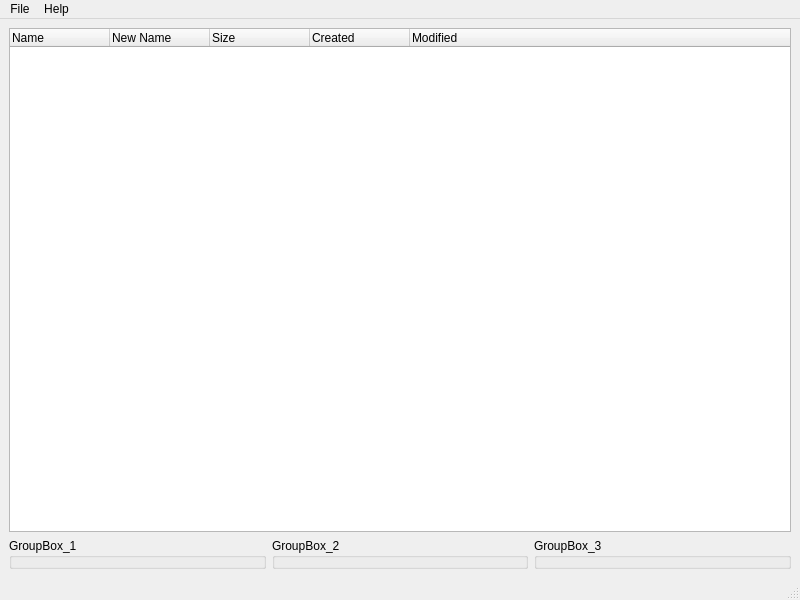
First picture: the form in src/mainwindow.ui, repository darenliang/resauce, before the edit.
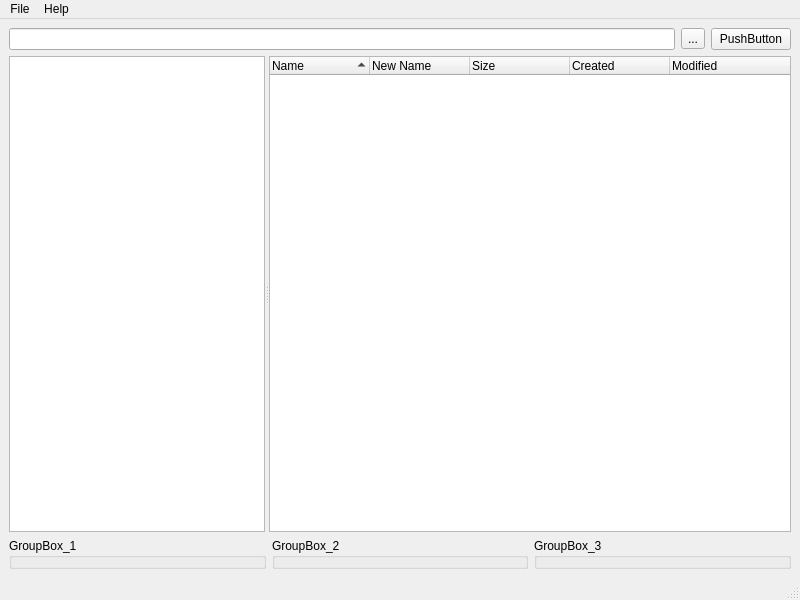
Second picture: the form after the edit.

What changed in the file:
```diff
--- a/src/mainwindow.ui
+++ b/src/mainwindow.ui
@@ -12,27 +12,101 @@
   </property>
   <property name="minimumSize">
    <size>
-    <width>600</width>
-    <height>300</height>
+    <width>800</width>
+    <height>600</height>
    </size>
   </property>
   <property name="windowTitle">
    <string>Resauce</string>
   </property>
   <widget class="QWidget" name="centralwidget">
-   <layout class="QGridLayout" name="gridLayout">
+   <layout class="QGridLayout" name="gridLayout_2">
     <item row="0" column="0">
      <layout class="QVBoxLayout" name="verticalLayout">
       <property name="sizeConstraint">
        <enum>QLayout::SetDefaultConstraint</enum>
       </property>
       <item>
-       <widget class="QTreeWidget" name="tree">
+       <layout class="QHBoxLayout" name="horizontalLayout">
+        <item>
+         <widget class="QLineEdit" name="lineEdit"/>
+        </item>
+        <item>
+         <widget class="QToolButton" name="toolButton">
+          <property name="text">
+           <string>...</string>
+          </property>
+         </widget>
+        </item>
+        <item>
+         <widget class="QPushButton" name="pushButton">
+          <property name="text">
+           <string>PushButton</string>
+          </property>
+         </widget>
+        </item>
+       </layout>
+      </item>
+      <item>
+       <widget class="QSplitter" name="splitter">
+        <property name="sizePolicy">
+         <sizepolicy hsizetype="Expanding" vsizetype="Expanding">
+          <horstretch>0</horstretch>
+          <verstretch>0</verstretch>
+         </sizepolicy>
+        </property>
+        <property name="orientation">
+         <enum>Qt::Horizontal</enum>
+        </property>
+        <property name="childrenCollapsible">
+         <bool>false</bool>
+        </property>
+        <widget class="QTreeWidget" name="treeWidget">
+         <property name="sizePolicy">
+          <sizepolicy hsizetype="Expanding" vsizetype="Expanding">
+           <horstretch>0</horstretch>
+           <verstretch>0</verstretch>
+          </sizepolicy>
+         </property>
+         <property name="minimumSize">
+          <size>
+           <width>200</width>
+           <height>0</height>
+          </size>
+         </property>
+         <property name="itemsExpandable">
+          <bool>true</bool>
+         </property>
+         <attribute name="headerVisible">
+          <bool>false</bool>
+         </attribute>
+         <column>
+          <property name="text">
+           <string notr="true">1</string>
+          </property>
+         </column>
+        </widget>
+        <widget class="QTreeWidget" name="fileTree">
         <property name="enabled">
          <bool>true</bool>
         </property>
+         <property name="sizePolicy">
+          <sizepolicy hsizetype="Expanding" vsizetype="Expanding">
+           <horstretch>1</horstretch>
+           <verstretch>0</verstretch>
+          </sizepolicy>
+         </property>
+         <property name="minimumSize">
+          <size>
+           <width>200</width>
+           <height>0</height>
+          </size>
+         </property>
         <property name="focusPolicy">
-         <enum>Qt::NoFocus</enum>
+          <enum>Qt::StrongFocus</enum>
+         </property>
+         <property name="sortingEnabled">
+          <bool>true</bool>
         </property>
         <column>
          <property name="text">
@@ -60,24 +134,25 @@
          </property>
         </column>
        </widget>
+       </widget>
       </item>
       <item>
-       <layout class="QHBoxLayout" name="horizontalLayout">
-        <item>
+       <layout class="QGridLayout" name="gridLayout">
+        <item row="0" column="0">
          <widget class="QGroupBox" name="groupBox_3">
           <property name="title">
            <string>GroupBox_1</string>
           </property>
          </widget>
         </item>
-        <item>
+        <item row="0" column="1">
          <widget class="QGroupBox" name="groupBox_1">
           <property name="title">
            <string>GroupBox_2</string>
           </property>
          </widget>
         </item>
-        <item>
+        <item row="0" column="2">
          <widget class="QGroupBox" name="groupBox_2">
           <property name="title">
            <string>GroupBox_3</string>
@@ -96,7 +171,7 @@
      <x>0</x>
      <y>0</y>
      <width>800</width>
-     <height>21</height>
+     <height>27</height>
     </rect>
    </property>
    <widget class="QMenu" name="menuFile">
```
Lines whose indentation alone changed are shown as unchanged.
